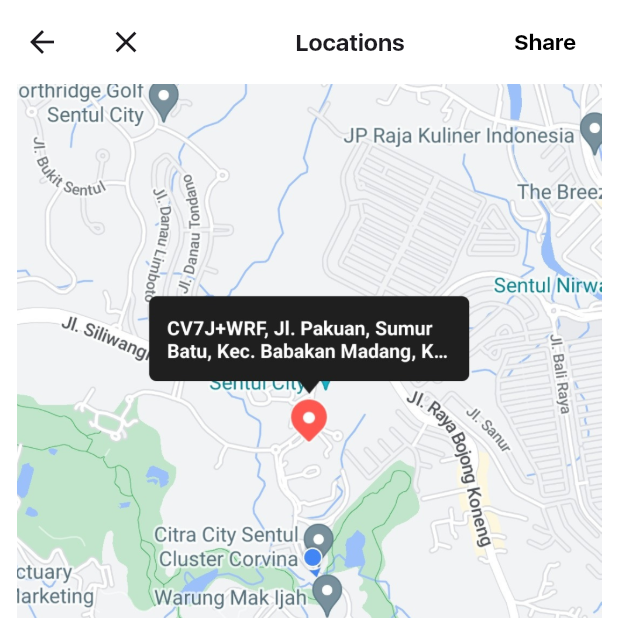
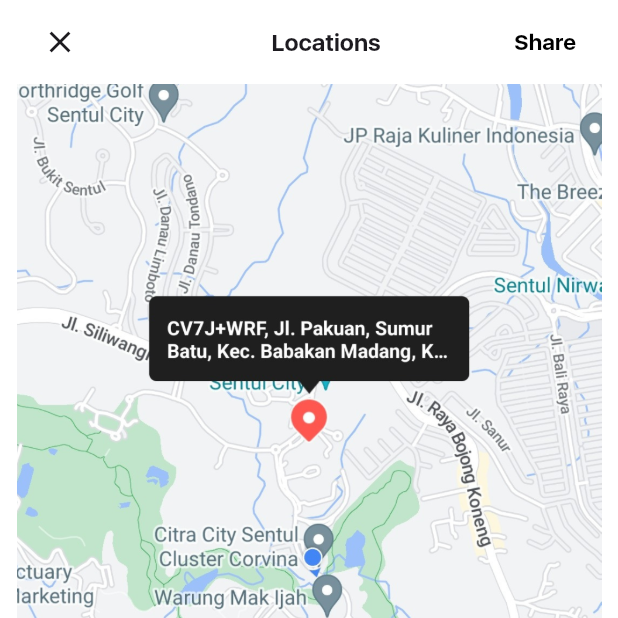
Before and after one commit to JoEdwrd/homiepet, a Flutter app: the Map screen opened by its route, on a phone screen of 412 x 824 dp, the top half of it. Run offline on Flutter 3.47's test engine with Material 3 defaults, Android fonts, the light colour scheme and no system bars; our stand-ins replace image_picker, line_awesome_flutter, permission_handler, tcard; project files that could hold a hidden picture were left out.

Commit message:
update conversation and map

```diff
--- a/lib/pages/conversation.dart
+++ b/lib/pages/conversation.dart
@@ -52,6 +52,7 @@
   @override
   Widget build(BuildContext context) {
     return Scaffold(
+      backgroundColor: Colors.white,
       appBar: AppBar(
         automaticallyImplyLeading: false,
         title: Center(
--- a/lib/pages/map.dart
+++ b/lib/pages/map.dart
@@ -60,14 +60,23 @@
       backgroundColor: Colors.white,
       appBar: AppBar(
         elevation: 0,
+        automaticallyImplyLeading: false,
         backgroundColor: Colors.white,
         title: Row(
           mainAxisAlignment: MainAxisAlignment.spaceBetween,
           children: <Widget>[
             Row(
               children: [
-                Icon(Icons.close),
-                SizedBox(width: 40),
+                IconButton(
+                  onPressed: () {
+                    Navigator.pop(
+                      context,
+                      locations.firstWhere((location) => location.image == _mapImage),
+                    );
+                  },
+                  icon: Icon(Icons.close), // Corrected parameter name
+                ),
+                SizedBox(width: 40), // The comma should be here, outside the IconButton
               ],
             ),
             Text(
```
